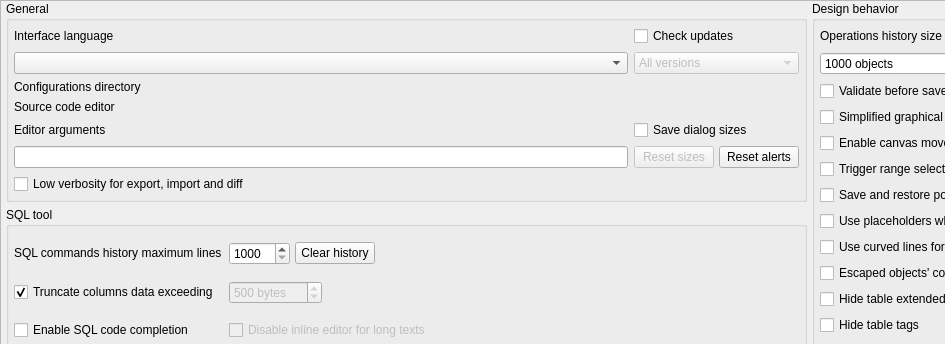
First picture: the form in libs/libgui/ui/settings/generalconfigwidget.ui, repository maniac787/pgmodeler, before the edit; both pictures show x 0 to 945 and y 0 to 344 of the 1117 by 1035 pixel window.
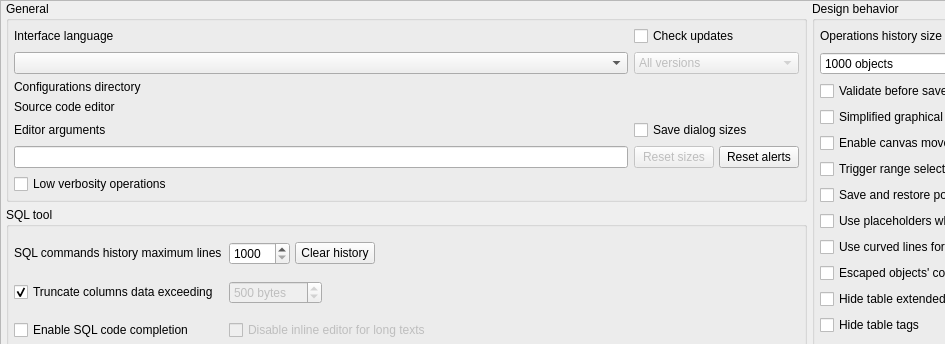
Second picture: the form after the edit. Icons and pictures are not drawn.

```diff
--- a/libs/libgui/ui/settings/generalconfigwidget.ui
+++ b/libs/libgui/ui/settings/generalconfigwidget.ui
@@ -194,7 +194,7 @@
             <string/>
            </property>
            <property name="text">
-            <string>Low verbosity for export, import and diff </string>
+            <string>Low verbosity operations</string>
            </property>
           </widget>
          </item>
```
Left out of the diff: 606 changed lines with no effect on the pictures.
